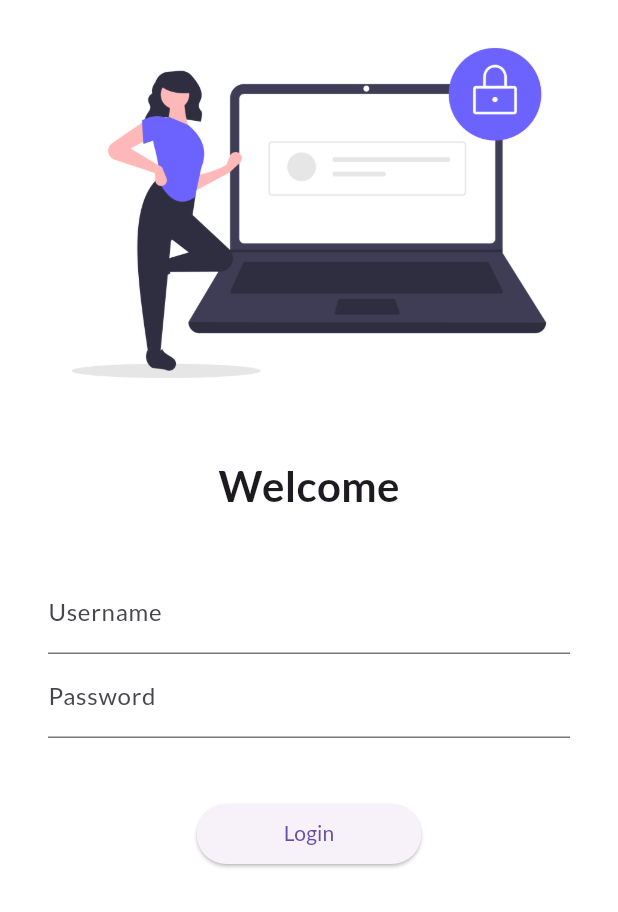
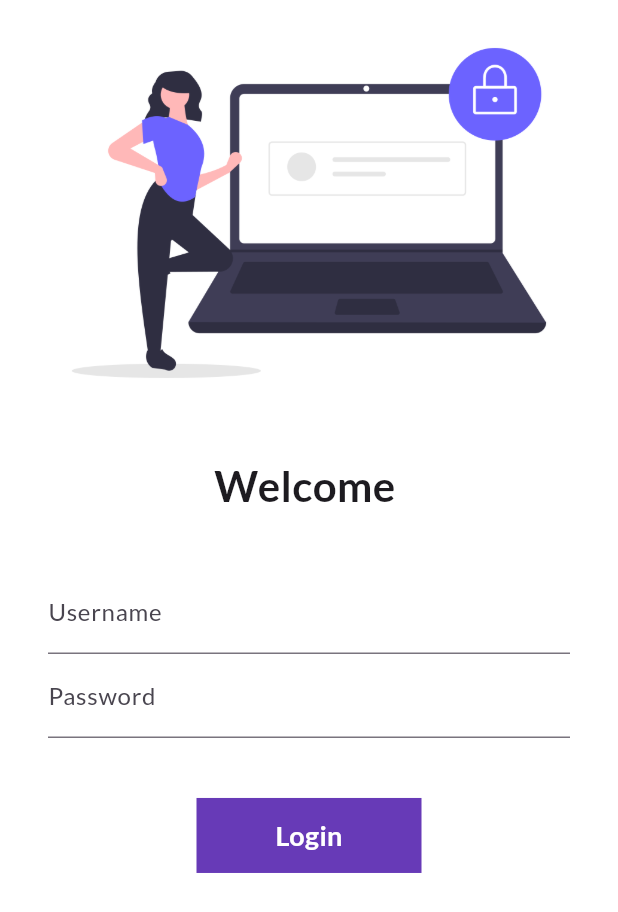
Before and after one commit to Diksha0310/Flutter, a Flutter app: the LoginPage screen opened by its route, on a phone screen of 412 x 824 dp. Shown: the top 912 px of the screen. Run offline on Flutter 3.47's test engine with Material 3 defaults, Android fonts, the phone set to English and light mode, and no system bars; our stand-ins replace google_fonts.

Commit message:
Day6 Completed

```diff
--- a/lib/pages/login_page.dart
+++ b/lib/pages/login_page.dart
@@ -2,9 +2,17 @@ import 'package:flutter/material.dart';
 import 'package:flutter_catalog/utils/routes.dart';
 
 
-class LoginPage extends StatelessWidget {
+class LoginPage extends StatefulWidget {
   const LoginPage({super.key});
 
+  @override
+  State<LoginPage> createState() => _LoginPageState();
+}
+
+class _LoginPageState extends State<LoginPage> {
+
+  String name="";
+  bool changeButton =false;
   @override
   Widget build(BuildContext context) {
     return  Material(
@@ -17,7 +25,7 @@ class LoginPage extends StatelessWidget {
             SizedBox(
               height: 20.0,
             ),
-            Text("Welcome",
+            Text("Welcome $name",
             style: TextStyle(
               fontSize: 28,
               fontWeight: FontWeight.bold,
@@ -34,6 +42,10 @@ class LoginPage extends StatelessWidget {
                         hintText: "Enter Username",
                         labelText: "Username"
                     ),
+                    onChanged: (value){
+                      name=value;
+                      setState(() {});
+                    },
                   ),
                   TextFormField(
                     obscureText: true,
@@ -45,10 +57,35 @@ class LoginPage extends StatelessWidget {
                   SizedBox(
                     height: 40.0,
                   ),
-                  ElevatedButton(onPressed: (){
-                    Navigator.pushNamed(context, MyRoutes.homeRoute);
-                  }, child: Text("Login"),
-                  style: TextButton.styleFrom(minimumSize: Size(150, 40)),)
+
+                  InkWell(
+                    onTap: ()async{
+                      setState(() {
+                        changeButton = true;
+                      });
+
+                      await Future.delayed(Duration(seconds: 1));
+                      Navigator.pushNamed(context, MyRoutes.homeRoute);
+                    },
+                    child: AnimatedContainer(
+                      duration: Duration(seconds: 1),
+                      width: changeButton?50:150,
+                      height: 50,
+                      alignment: Alignment.center,
+                      child: changeButton?Icon(Icons.done,color: Colors.white,):Text("Login",
+                        style: TextStyle(
+                            color: Colors.white, fontWeight: FontWeight.bold,fontSize: 18),),
+                      decoration: BoxDecoration(
+                        color: Colors.deepPurple,
+                        shape: changeButton?BoxShape.circle:BoxShape.rectangle,
+                        //borderRadius: BorderRadius.circular(changeButton?20:8),
+                      ),
+                    ),
+                  ),
+                  //ElevatedButton(onPressed: (){
+                   // Navigator.pushNamed(context, MyRoutes.homeRoute);
+                  //}, child: Text("Login"),
+                  //style: TextButton.styleFrom(minimumSize: Size(150, 40)),)
                 ],
               ),
             )
```
